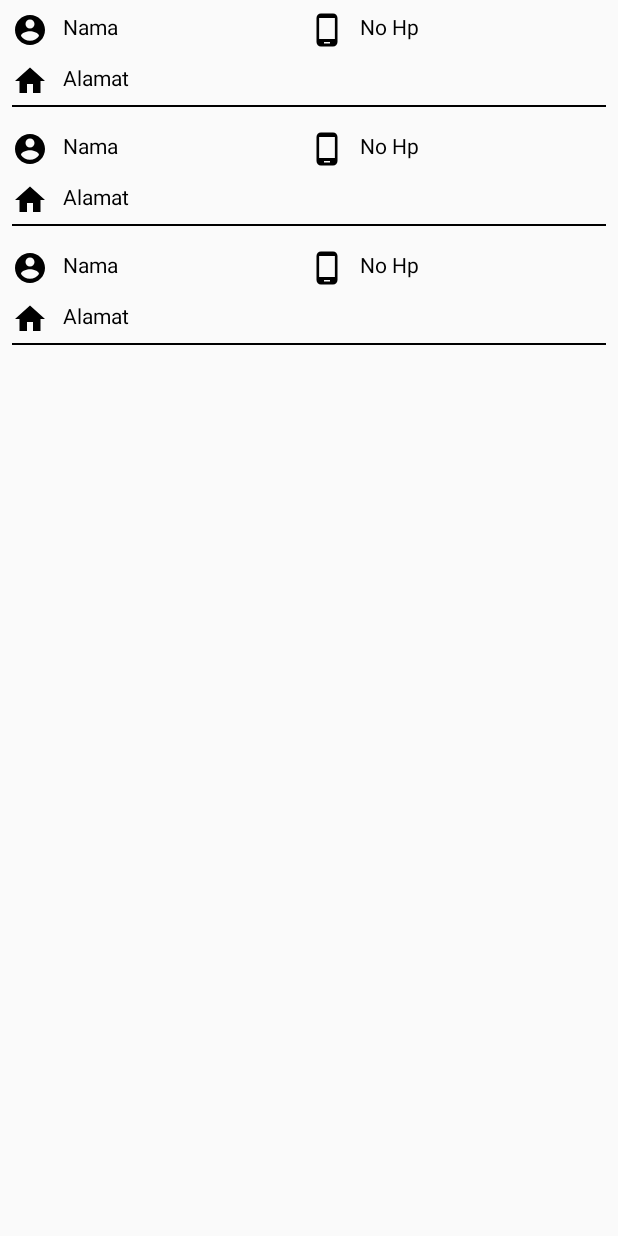
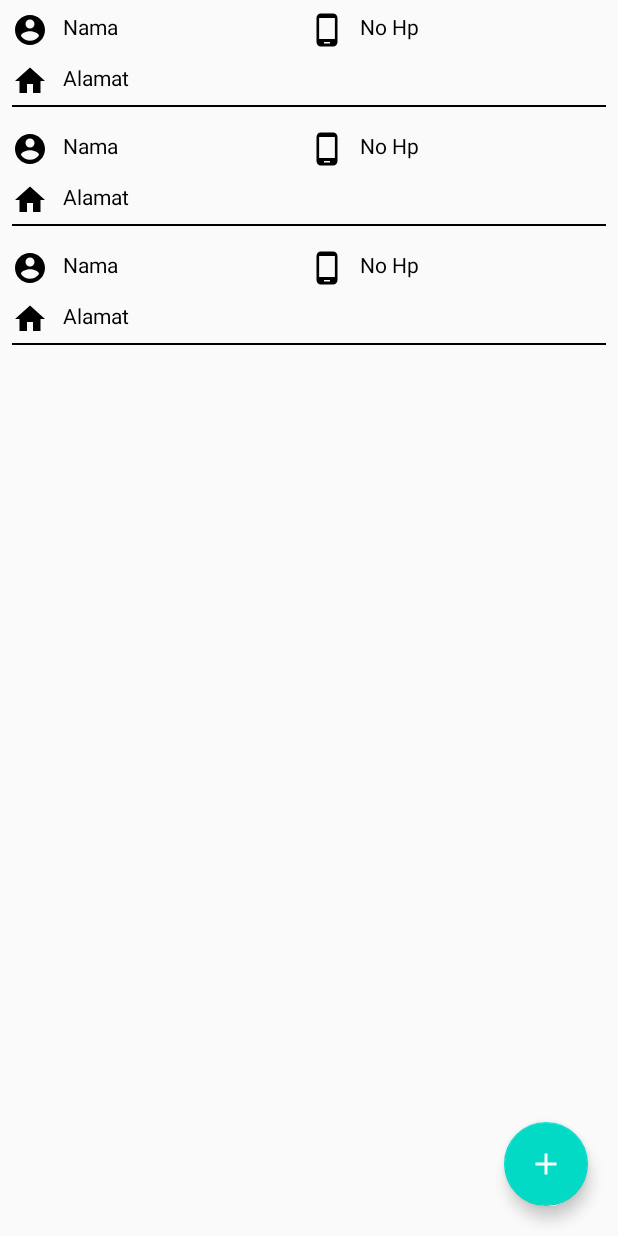
Before and after one commit to Abikayusri/LocalApi-Kotlin, an Android app: the layout activity_main.xml on its own in the app's theme, with its tools: preview values and no code run, on a phone screen of 412 x 824 dp. Run offline under Robolectric (Android 15) with nearby library versions, the phone set to English and light mode, and no system bars.

Commit message:
Input Data

```diff
--- a/AppAnggota/app/src/main/java/abika/sinau/appanggota/config/NetworkModule.kt
+++ b/AppAnggota/app/src/main/java/abika/sinau/appanggota/config/NetworkModule.kt
@@ -14,7 +14,7 @@ object NetworkModule {
         // jika emulator, ganti IP dengan IP Default -> 10.0.2.2
         // jika device, pastikann IPnya sama dengan yg digunakan laptop
 //        return Retrofit.Builder().build().baseUrl("http://localhost/mentoring-kotlin/")
-        return Retrofit.Builder().baseUrl("http://192.168.100.226/mentoring-kotlin/")
+        return Retrofit.Builder().baseUrl("http://192.168.100.227/mentoring-kotlin/")
             .addConverterFactory(GsonConverterFactory.create())
             .build()
     }
--- a/AppAnggota/app/src/main/java/abika/sinau/appanggota/model/getData/DataItem.kt
+++ b/AppAnggota/app/src/main/java/abika/sinau/appanggota/model/getData/DataItem.kt
@@ -4,7 +4,6 @@ import android.os.Parcelable
 import com.google.gson.annotations.SerializedName
 import kotlinx.android.parcel.Parcelize
 
-@Parcelize
 data class DataItem(
 
 	@field:SerializedName("nama")
@@ -18,4 +17,4 @@ data class DataItem(
 
 	@field:SerializedName("alamat")
 	val alamat: String? = null
-) : Parcelable
+)
--- /dev/null
+++ b/AppAnggota/app/src/main/res/drawable/ic_add_white.xml
@@ -0,0 +1,5 @@
+<vector android:height="24dp" android:tint="#FFFFFF"
+    android:viewportHeight="24" android:viewportWidth="24"
+    android:width="24dp" xmlns:android="http://schemas.android.com/apk/res/android">
+    <path android:fillColor="@android:color/white" android:pathData="M19,13h-6v6h-2v-6H5v-2h6V5h2v6h6v2z"/>
+</vector>
--- /dev/null
+++ b/AppAnggota/app/src/main/res/drawable/ic_delete_white.xml
@@ -0,0 +1,5 @@
+<vector android:height="24dp" android:tint="#FFFFFF"
+    android:viewportHeight="24" android:viewportWidth="24"
+    android:width="24dp" xmlns:android="http://schemas.android.com/apk/res/android">
+    <path android:fillColor="@android:color/white" android:pathData="M6,19c0,1.1 0.9,2 2,2h8c1.1,0 2,-0.9 2,-2V7H6v12zM19,4h-3.5l-1,-1h-5l-1,1H5v2h14V4z"/>
+</vector>
--- a/AppAnggota/app/src/main/res/layout/activity_main.xml
+++ b/AppAnggota/app/src/main/res/layout/activity_main.xml
@@ -1,5 +1,5 @@
 <?xml version="1.0" encoding="utf-8"?>
-<androidx.constraintlayout.widget.ConstraintLayout xmlns:android="http://schemas.android.com/apk/res/android"
+<RelativeLayout xmlns:android="http://schemas.android.com/apk/res/android"
     xmlns:app="http://schemas.android.com/apk/res-auto"
     xmlns:tools="http://schemas.android.com/tools"
     android:layout_width="match_parent"
@@ -13,4 +13,12 @@
         app:layoutManager="androidx.recyclerview.widget.LinearLayoutManager"
         tools:listitem="@layout/list_item" />
 
-</androidx.constraintlayout.widget.ConstraintLayout>
+    <com.google.android.material.floatingactionbutton.FloatingActionButton
+        android:id="@+id/fab"
+        android:layout_width="wrap_content"
+        android:layout_height="wrap_content"
+        android:layout_alignParentRight="true"
+        android:layout_alignParentBottom="true"
+        android:layout_margin="20dp"
+        android:src="@drawable/ic_add_white" />
+</RelativeLayout>
--- a/AppAnggota/build.gradle
+++ b/AppAnggota/build.gradle
@@ -8,7 +8,7 @@ buildscript {
 
     }
     dependencies {
-        classpath 'com.android.tools.build:gradle:3.6.3'
+        classpath 'com.android.tools.build:gradle:4.0.0'
         classpath "org.jetbrains.kotlin:kotlin-gradle-plugin:$kotlin_version"
 
         // NOTE: Do not place your application dependencies here; they belong
```
Also changed, not shown: AppAnggota/app/src/main/java/abika/sinau/appanggota/InputActivity.kt (+89 -1 lines), AppAnggota/app/src/main/java/abika/sinau/appanggota/MainActivity.kt (+16 -2 lines), AppAnggota/app/src/main/res/layout/activity_input.xml (+5 -5 lines), AppAnggota/gradle/wrapper/gradle-wrapper.properties.
